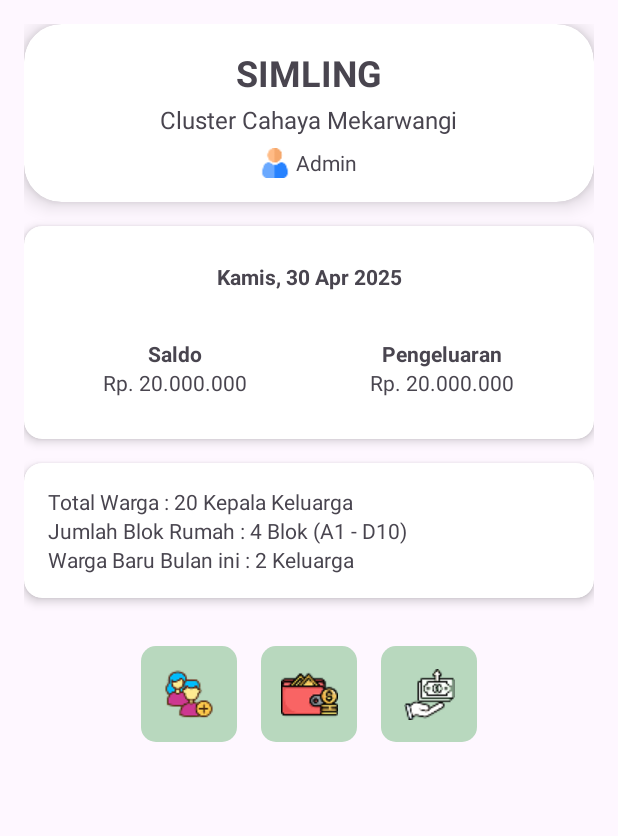
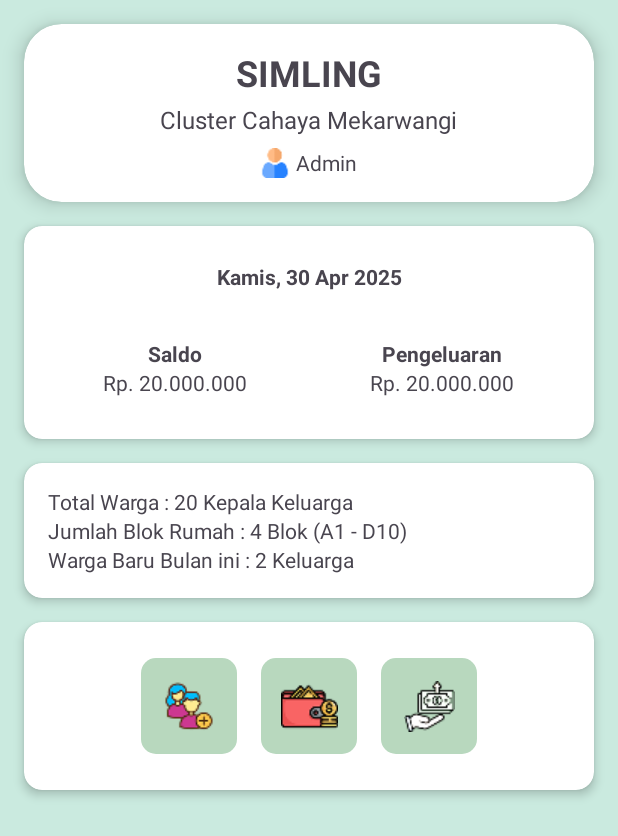
Before and after one commit to dontkeep/SimLing, an Android app: the fragment HomeFragment shown on its own in the app's theme, on a phone screen of 412 x 824 dp. Shown: the top 836 px of the screen. Run offline under Robolectric (Android 15) with nearby library versions, the phone set to English and light mode, and no system bars.

Commit message:
refactor: update background color

```diff
--- a/app/src/main/res/layout/fragment_home.xml
+++ b/app/src/main/res/layout/fragment_home.xml
@@ -4,13 +4,16 @@
     xmlns:app="http://schemas.android.com/apk/res-auto"
     android:layout_width="match_parent"
     android:layout_height="match_parent"
-    tools:context=".views.fragments.HomeFragment"
-    android:padding="16dp">
+    android:background="@color/background"
+    tools:context=".views.fragments.HomeFragment">
 
     <androidx.cardview.widget.CardView
         android:id="@+id/cardParent"
         android:layout_width="0dp"
         android:layout_height="wrap_content"
+        android:layout_marginStart="16dp"
+        android:layout_marginTop="16dp"
+        android:layout_marginEnd="16dp"
         app:cardCornerRadius="25dp"
         app:cardElevation="8dp"
         app:layout_constraintTop_toTopOf="parent"
@@ -66,9 +69,11 @@
         android:id="@+id/cardSummary"
         android:layout_width="0dp"
         android:layout_height="wrap_content"
+        android:layout_marginStart="16dp"
+        android:layout_marginTop="16dp"
+        android:layout_marginEnd="16dp"
         app:cardCornerRadius="12dp"
         app:cardElevation="4dp"
-        android:layout_marginTop="16dp"
         app:layout_constraintTop_toBottomOf="@id/cardParent"
         app:layout_constraintStart_toStartOf="parent"
         app:layout_constraintEnd_toEndOf="parent">
@@ -141,7 +146,9 @@
         android:id="@+id/cardWarga"
         android:layout_width="0dp"
         android:layout_height="wrap_content"
+        android:layout_marginStart="16dp"
         android:layout_marginTop="16dp"
+        android:layout_marginEnd="16dp"
         app:cardCornerRadius="12dp"
         app:cardElevation="4dp"
         app:layout_constraintTop_toBottomOf="@id/cardSummary"
@@ -169,16 +176,26 @@
         </LinearLayout>
     </androidx.cardview.widget.CardView>
 
-    <LinearLayout
-        android:id="@+id/menuIcons"
+
+    <androidx.cardview.widget.CardView
+        android:id="@+id/cardMenu"
         android:layout_width="0dp"
         android:layout_height="wrap_content"
-        android:orientation="horizontal"
+        android:layout_marginStart="16dp"
+        android:layout_marginTop="16dp"
+        android:layout_marginEnd="16dp"
+        app:cardCornerRadius="12dp"
+        app:cardElevation="4dp"
+        app:layout_constraintEnd_toEndOf="parent"
+        app:layout_constraintStart_toStartOf="parent"
+        app:layout_constraintTop_toBottomOf="@+id/cardWarga">
+
+        <LinearLayout
+            android:id="@+id/menuIcon"
+            android:layout_width="match_parent"
+            android:layout_height="wrap_content"
             android:gravity="center"
-        android:layout_marginTop="24dp"
-        app:layout_constraintTop_toBottomOf="@id/cardWarga"
-        app:layout_constraintStart_toStartOf="parent"
-        app:layout_constraintEnd_toEndOf="parent">
+            android:padding="16dp">
 
             <ImageButton
                 android:layout_width="64dp"
@@ -203,5 +220,8 @@
                 android:src="@drawable/ic_money"
                 android:contentDescription="icon3"/>
         </LinearLayout>
+    </androidx.cardview.widget.CardView>
+
+
 
 </androidx.constraintlayout.widget.ConstraintLayout>
--- a/app/src/main/res/layout/fragment_security.xml
+++ b/app/src/main/res/layout/fragment_security.xml
@@ -4,6 +4,7 @@
     xmlns:tools="http://schemas.android.com/tools"
     android:layout_width="match_parent"
     android:layout_height="match_parent"
+    android:background="@color/background"
     tools:context=".views.fragments.SecurityFragment">
 
     <androidx.cardview.widget.CardView
--- a/app/src/main/res/layout/fragment_users.xml
+++ b/app/src/main/res/layout/fragment_users.xml
@@ -4,6 +4,7 @@
     xmlns:tools="http://schemas.android.com/tools"
     android:layout_width="match_parent"
     android:layout_height="match_parent"
+    android:background="@color/background"
     tools:context=".views.fragments.UsersFragment">
 
     <androidx.cardview.widget.CardView
```
Lines whose indentation alone changed are shown as unchanged.
